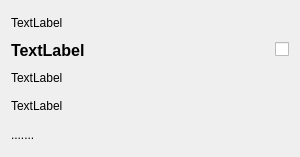
Qt form GoodsPreviewForm.ui (tsukishima1321/shopping) before a commit.
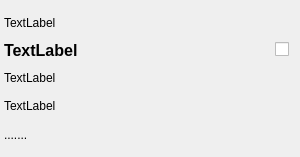
The same form after that commit.

Commit message: complete shop&goods edit&add window

Patch:
```diff
--- a/GoodsPreviewForm.ui
+++ b/GoodsPreviewForm.ui
@@ -32,7 +32,10 @@
    <string>Form</string>
   </property>
   <layout class="QVBoxLayout" name="verticalLayout">
-   <item>
+   <property name="leftMargin">
+    <number>4</number>
+   </property>
+   <item alignment="Qt::AlignLeft">
     <widget class="QLabel" name="labelImg">
      <property name="sizePolicy">
       <sizepolicy hsizetype="Minimum" vsizetype="Minimum">
@@ -46,6 +49,12 @@
        <height>20</height>
       </size>
      </property>
+     <property name="maximumSize">
+      <size>
+       <width>280</width>
+       <height>16777215</height>
+      </size>
+     </property>
      <property name="styleSheet">
       <string notr="true"/>
      </property>
```
The commit also changes 14 other files.
